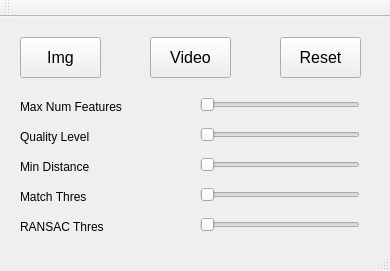
First picture: the form in mainwindow.ui, repository jiawei-mo/SafeDrive, before the edit.
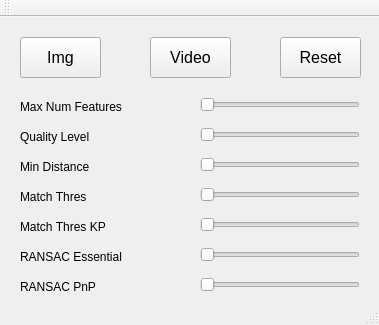
Second picture: the form after the edit.

What changed in the file:
```diff
--- a/mainwindow.ui
+++ b/mainwindow.ui
@@ -6,8 +6,8 @@
    <rect>
     <x>0</x>
     <y>0</y>
-    <width>390</width>
-    <height>271</height>
+    <width>379</width>
+    <height>325</height>
    </rect>
   </property>
   <property name="windowTitle">
@@ -19,7 +19,7 @@
      <rect>
       <x>20</x>
       <y>80</y>
-      <width>161</width>
+      <width>171</width>
       <height>20</height>
      </rect>
     </property>
@@ -138,20 +138,20 @@
     <property name="geometry">
      <rect>
       <x>20</x>
-      <y>200</y>
+      <y>230</y>
       <width>161</width>
       <height>20</height>
      </rect>
     </property>
     <property name="text">
-     <string>RANSAC Thres</string>
+     <string>RANSAC Essential</string>
     </property>
    </widget>
    <widget class="QSlider" name="slider_RTF">
     <property name="geometry">
      <rect>
       <x>200</x>
-      <y>200</y>
+      <y>230</y>
       <width>160</width>
       <height>16</height>
      </rect>
@@ -261,6 +261,79 @@
      <string>Video</string>
     </property>
    </widget>
+   <widget class="QSlider" name="slider_RTP">
+    <property name="geometry">
+     <rect>
+      <x>200</x>
+      <y>260</y>
+      <width>160</width>
+      <height>16</height>
+     </rect>
+    </property>
+    <property name="minimum">
+     <number>1</number>
+    </property>
+    <property name="maximum">
+     <number>200</number>
+    </property>
+    <property name="singleStep">
+     <number>1</number>
+    </property>
+    <property name="value">
+     <number>1</number>
+    </property>
+    <property name="orientation">
+     <enum>Qt::Horizontal</enum>
+    </property>
+   </widget>
+   <widget class="QLabel" name="label_RTP">
+    <property name="geometry">
+     <rect>
+      <x>20</x>
+      <y>260</y>
+      <width>161</width>
+      <height>20</height>
+     </rect>
+    </property>
+    <property name="text">
+     <string>RANSAC PnP</string>
+    </property>
+   </widget>
+   <widget class="QLabel" name="label_MTG">
+    <property name="geometry">
+     <rect>
+      <x>20</x>
+      <y>200</y>
+      <width>161</width>
+      <height>20</height>
+     </rect>
+    </property>
+    <property name="text">
+     <string>Match Thres KP</string>
+    </property>
+   </widget>
+   <widget class="QSlider" name="slider_MTG">
+    <property name="geometry">
+     <rect>
+      <x>200</x>
+      <y>200</y>
+      <width>160</width>
+      <height>16</height>
+     </rect>
+    </property>
+    <property name="minimum">
+     <number>0</number>
+    </property>
+    <property name="maximum">
+     <number>100</number>
+    </property>
+    <property name="value">
+     <number>0</number>
+    </property>
+    <property name="orientation">
+     <enum>Qt::Horizontal</enum>
+    </property>
+   </widget>
   </widget>
   <widget class="QToolBar" name="mainToolBar">
    <attribute name="toolBarArea">
```
Left out of the diff: 4 changed lines with no effect on the pictures.
